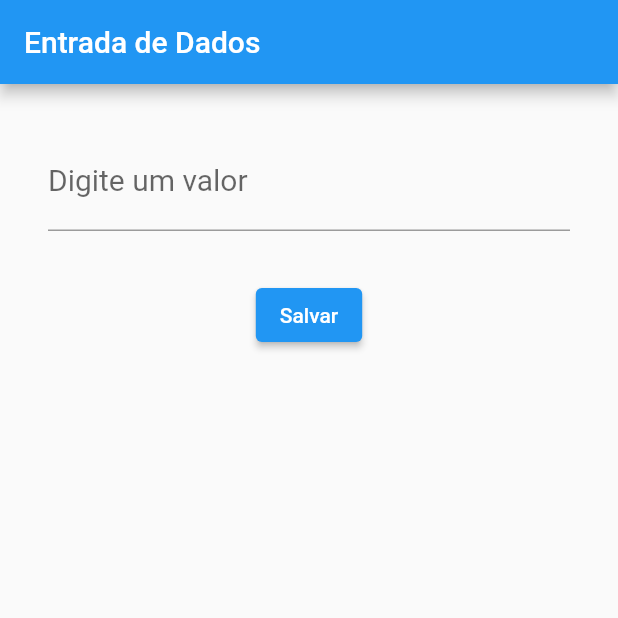
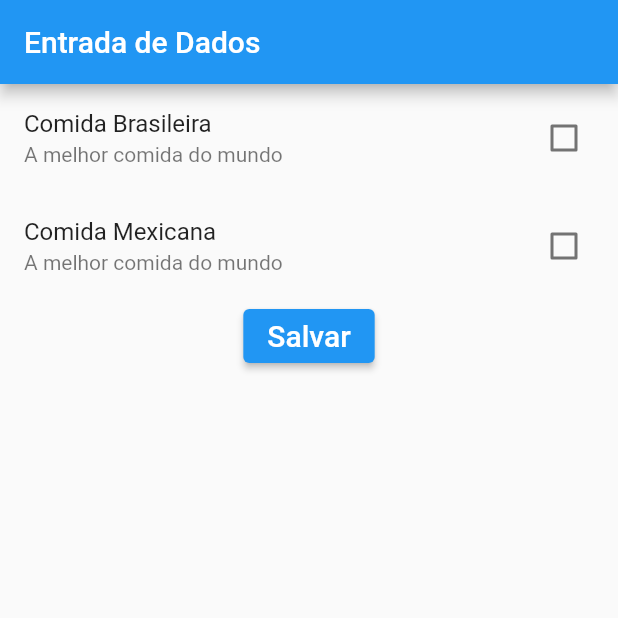
Before and after one commit to JoaoCampos767/Flutter, a Flutter app: the screen it shows after launch, after a tap on "Salvar", on a phone screen of 412 x 824 dp, the top half of it. Run offline on Flutter 3.47's test engine with Material 2 defaults, Android fonts, the phone set to English and light mode, and no system bars.

Commit message:
aula 26-10-22

```diff
--- /dev/null
+++ b/entrada_dados/lib/entradaCheckBox.dart
@@ -0,0 +1,65 @@
+import 'package:flutter/material.dart';
+
+class EntradaCheckbox extends StatefulWidget {
+  @override
+  EntradaCheckboxState createState() => EntradaCheckboxState();
+}
+
+class EntradaCheckboxState extends State<EntradaCheckbox> {
+  bool _comidaBrasileira = false;
+  bool _comidaMexicana = false;
+
+  @override
+  Widget build(BuildContext context) {
+    return Scaffold(
+      appBar: AppBar(
+        title: Text("Entrada de Dados"),
+      ),
+      body: Container(
+        child: Column(children: [
+          CheckboxListTile(
+              title: Text("Comida Brasileira"),
+              subtitle: Text("A melhor comida do mundo"),
+              activeColor: Colors.orange,
+              //secondary: Icon(Icons.add_box),
+              value: _comidaBrasileira,
+              onChanged: (valor) {
+                setState(() {
+                  _comidaBrasileira = valor!;
+                });
+              }),
+          CheckboxListTile(
+              title: Text("Comida Mexicana"),
+              subtitle: Text("A melhor comida do mundo"),
+              activeColor: Colors.red,
+              //secondary: Icon(Icons.add_box),
+              value: _comidaMexicana,
+              onChanged: (valor) {
+                setState(() {
+                  _comidaMexicana = valor!;
+                });
+              }),
+          ElevatedButton(
+              onPressed: () {
+                print("Comida Brasileira: " +
+                    _comidaBrasileira.toString() +
+                    "\nComida Mexicana: " +
+                    _comidaMexicana.toString());
+              },
+              child: Text(
+                "Salvar",
+                style: TextStyle(fontSize: 20),
+              ))
+          /*Text("Comida Brasileira"),
+          Checkbox(
+              value: _estaSelecionado,
+              onChanged: (valor) {
+                setState(() {
+                  _estaSelecionado = valor!;
+                });
+              })*/
+        ]),
+      ),
+    );
+  }
+}
--- a/entrada_dados/lib/main.dart
+++ b/entrada_dados/lib/main.dart
@@ -1,7 +1,7 @@
 import 'package:entrada_dados/campoTexto.dart';
-import 'package:entrada_dados/campoTexto.dart';
+import 'package:entrada_dados/entradaCheckBox.dart';
 import 'package:flutter/material.dart';
 
 void main() {
-  runApp(MaterialApp(home: CampoTexto()));
+  runApp(MaterialApp(/*home: CampoTexto(),*/ home: EntradaCheckbox()));
 }
```
Also changed, not shown: alcool_gasolina/lib/home.dart (+26 -2 lines).
